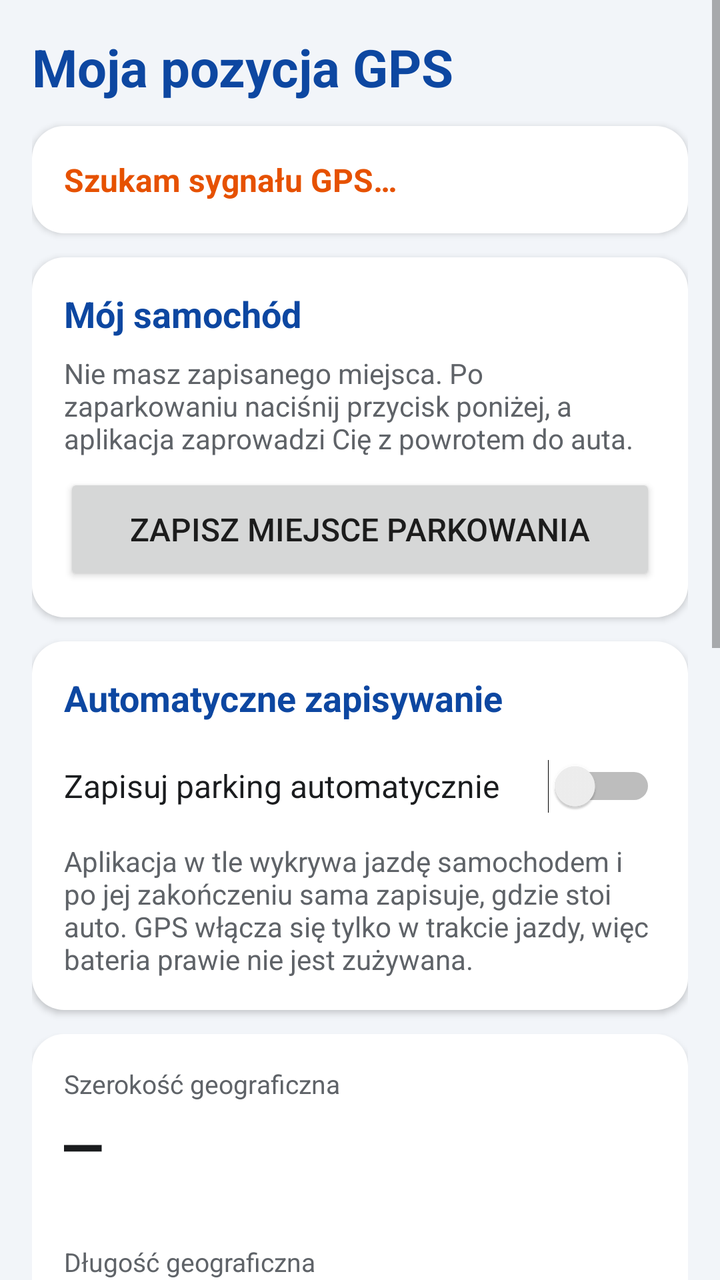
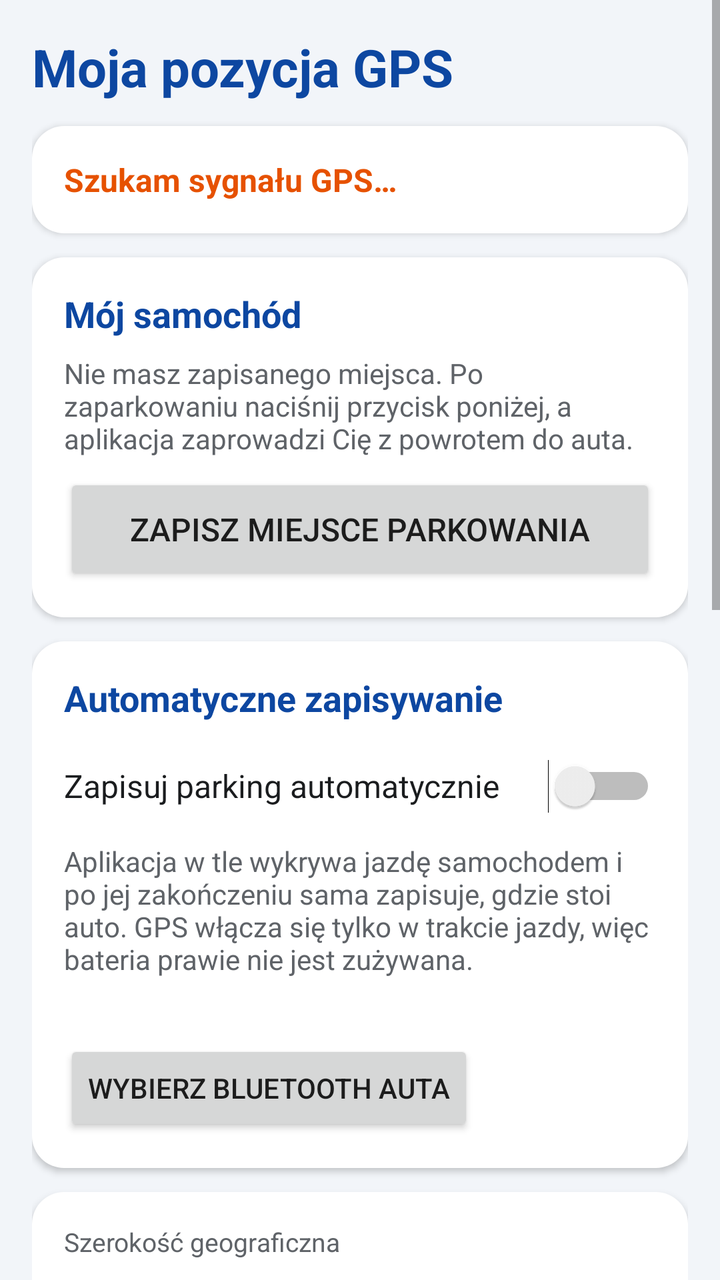

Compare the two renders of this Android layout. The source of the first and the diff that turns it into the second are given below.
<!-- AndroidManifest.xml: application theme AppTheme -->
<!-- res/layout/activity_main.xml -->
<?xml version="1.0" encoding="utf-8"?>
<ScrollView xmlns:android="http://schemas.android.com/apk/res/android"
    android:id="@+id/root"
    android:layout_width="match_parent"
    android:layout_height="match_parent"
    android:fillViewport="true">

    <LinearLayout
        android:layout_width="match_parent"
        android:layout_height="wrap_content"
        android:orientation="vertical"
        android:padding="16dp">

        <TextView
            android:layout_width="match_parent"
            android:layout_height="wrap_content"
            android:text="@string/app_name"
            android:textColor="@color/primary_dark"
            android:textSize="26sp"
            android:textStyle="bold" />

        
        <LinearLayout style="@style/Card">

            <TextView
                android:id="@+id/status"
                android:layout_width="match_parent"
                android:layout_height="wrap_content"
                android:text="@string/status_waiting"
                android:textColor="@color/warn"
                android:textSize="16sp"
                android:textStyle="bold" />

            <Button
                android:id="@+id/actionButton"
                android:layout_width="wrap_content"
                android:layout_height="wrap_content"
                android:layout_marginTop="8dp"
                android:visibility="gone" />
        </LinearLayout>

        
        <LinearLayout style="@style/Card">

            <TextView
                android:layout_width="match_parent"
                android:layout_height="wrap_content"
                android:text="@string/parking_title"
                android:textColor="@color/primary_dark"
                android:textSize="18sp"
                android:textStyle="bold" />

            
            <LinearLayout
                android:id="@+id/parkingEmpty"
                android:layout_width="match_parent"
                android:layout_height="wrap_content"
                android:orientation="vertical">

                <TextView
                    android:layout_width="match_parent"
                    android:layout_height="wrap_content"
                    android:layout_marginTop="8dp"
                    android:text="@string/parking_empty"
                    android:textColor="@color/text_secondary"
                    android:textSize="14sp" />

                <Button
                    android:id="@+id/btnSaveParking"
                    android:layout_width="match_parent"
                    android:layout_height="wrap_content"
                    android:layout_marginTop="8dp"
                    android:minHeight="56dp"
                    android:text="@string/parking_save"
                    android:textSize="16sp" />
            </LinearLayout>

            
            <LinearLayout
                android:id="@+id/parkingSaved"
                android:layout_width="match_parent"
                android:layout_height="wrap_content"
                android:orientation="vertical"
                android:visibility="gone">

                <LinearLayout
                    android:layout_width="match_parent"
                    android:layout_height="wrap_content"
                    android:layout_marginTop="12dp"
                    android:gravity="center_vertical"
                    android:orientation="horizontal">

                    <pl.gps.pozycja.ArrowView
                        android:id="@+id/parkingArrow"
                        android:layout_width="120dp"
                        android:layout_height="120dp" />

                    <LinearLayout
                        android:layout_width="0dp"
                        android:layout_height="wrap_content"
                        android:layout_marginStart="16dp"
                        android:layout_weight="1"
                        android:orientation="vertical">

                        <TextView
                            android:id="@+id/parkingDistance"
                            android:layout_width="match_parent"
                            android:layout_height="wrap_content"
                            android:text="—"
                            android:textColor="@color/text_primary"
                            android:textSize="34sp"
                            android:textStyle="bold" />

                        <TextView
                            android:id="@+id/parkingDirection"
                            android:layout_width="match_parent"
                            android:layout_height="wrap_content"
                            android:textColor="@color/text_primary"
                            android:textSize="16sp" />
                    </LinearLayout>
                </LinearLayout>

                <TextView
                    android:id="@+id/parkingCompassHint"
                    android:layout_width="match_parent"
                    android:layout_height="wrap_content"
                    android:layout_marginTop="8dp"
                    android:textColor="@color/text_secondary"
                    android:textSize="13sp" />

                <TextView
                    android:id="@+id/parkingNote"
                    android:layout_width="match_parent"
                    android:layout_height="wrap_content"
                    android:layout_marginTop="12dp"
                    android:textColor="@color/text_primary"
                    android:textSize="17sp"
                    android:textStyle="bold"
                    android:visibility="gone" />

                <TextView
                    android:id="@+id/parkingSavedAt"
                    android:layout_width="match_parent"
                    android:layout_height="wrap_content"
                    android:layout_marginTop="8dp"
                    android:textColor="@color/text_primary"
                    android:textSize="15sp" />

                <TextView
                    android:id="@+id/parkingSavedAccuracy"
                    android:layout_width="match_parent"
                    android:layout_height="wrap_content"
                    android:textColor="@color/text_secondary"
                    android:textSize="13sp" />

                <LinearLayout
                    android:layout_width="match_parent"
                    android:layout_height="wrap_content"
                    android:layout_marginTop="12dp"
                    android:orientation="horizontal">

                    <Button
                        android:id="@+id/btnNavigate"
                        android:layout_width="0dp"
                        android:layout_height="wrap_content"
                        android:layout_weight="1"
                        android:text="@string/parking_navigate" />

                    <Button
                        android:id="@+id/btnSaveHere"
                        android:layout_width="0dp"
                        android:layout_height="wrap_content"
                        android:layout_weight="1.2"
                        android:text="@string/parking_save_here" />

                    <Button
                        android:id="@+id/btnDeleteParking"
                        android:layout_width="0dp"
                        android:layout_height="wrap_content"
                        android:layout_weight="1"
                        android:text="@string/parking_delete" />
                </LinearLayout>
            </LinearLayout>
        </LinearLayout>

        
        <LinearLayout style="@style/Card">

            <TextView
                android:layout_width="match_parent"
                android:layout_height="wrap_content"
                android:text="@string/auto_title"
                android:textColor="@color/primary_dark"
                android:textSize="18sp"
                android:textStyle="bold" />

            <Switch
                android:id="@+id/autoSwitch"
                android:layout_width="match_parent"
                android:layout_height="wrap_content"
                android:layout_marginTop="8dp"
                android:minHeight="48dp"
                android:text="@string/auto_switch"
                android:textColor="@color/text_primary"
                android:textSize="16sp" />

            <TextView
                android:id="@+id/autoStatus"
                android:layout_width="match_parent"
                android:layout_height="wrap_content"
                android:layout_marginTop="4dp"
                android:text="@string/auto_desc"
                android:textColor="@color/text_secondary"
                android:textSize="14sp" />

            <TextView
                android:id="@+id/autoBatteryHint"
                android:layout_width="match_parent"
                android:layout_height="wrap_content"
                android:layout_marginTop="8dp"
                android:text="@string/auto_battery_hint"
                android:textColor="@color/text_secondary"
                android:textSize="13sp"
                android:visibility="gone" />

            <Button
                android:id="@+id/autoBatteryButton"
                android:layout_width="wrap_content"
                android:layout_height="wrap_content"
                android:text="@string/auto_battery_button"
                android:visibility="gone" />
        </LinearLayout>

        
        <LinearLayout style="@style/Card">

            <TextView
                style="@style/Label"
                android:layout_marginTop="0dp"
                android:text="@string/latitude" />

            <TextView
                android:id="@+id/latitude"
                style="@style/BigValue"
                android:text="—" />

            <TextView
                android:id="@+id/latitudeDms"
                style="@style/SmallValue"
                android:textColor="@color/text_secondary"
                android:textSize="14sp" />

            <TextView
                style="@style/Label"
                android:text="@string/longitude" />

            <TextView
                android:id="@+id/longitude"
                style="@style/BigValue"
                android:text="—" />

            <TextView
                android:id="@+id/longitudeDms"
                style="@style/SmallValue"
                android:textColor="@color/text_secondary"
                android:textSize="14sp" />

            <LinearLayout
                android:layout_width="match_parent"
                android:layout_height="wrap_content"
                android:layout_marginTop="12dp"
                android:orientation="horizontal">

                <Button
                    android:id="@+id/btnMaps"
                    android:layout_width="0dp"
                    android:layout_height="wrap_content"
                    android:layout_weight="1.3"
                    android:text="@string/open_maps" />

                <Button
                    android:id="@+id/btnCopy"
                    android:layout_width="0dp"
                    android:layout_height="wrap_content"
                    android:layout_weight="1"
                    android:text="@string/copy" />

                <Button
                    android:id="@+id/btnShare"
                    android:layout_width="0dp"
                    android:layout_height="wrap_content"
                    android:layout_weight="1.1"
                    android:text="@string/share" />
            </LinearLayout>
        </LinearLayout>

        
        <LinearLayout style="@style/Card">

            <TextView
                style="@style/Label"
                android:layout_marginTop="0dp"
                android:text="@string/accuracy" />

            <TextView
                android:id="@+id/accuracy"
                style="@style/SmallValue"
                android:text="—" />

            <TextView
                style="@style/Label"
                android:text="@string/altitude" />

            <TextView
                android:id="@+id/altitude"
                style="@style/SmallValue"
                android:text="—" />

            <TextView
                style="@style/Label"
                android:text="@string/speed" />

            <TextView
                android:id="@+id/speed"
                style="@style/SmallValue"
                android:text="—" />

            <TextView
                style="@style/Label"
                android:text="@string/bearing" />

            <TextView
                android:id="@+id/bearing"
                style="@style/SmallValue"
                android:text="—" />

            <TextView
                style="@style/Label"
                android:text="@string/satellites" />

            <TextView
                android:id="@+id/satellites"
                style="@style/SmallValue"
                android:text="—" />

            <TextView
                style="@style/Label"
                android:text="@string/source" />

            <TextView
                android:id="@+id/provider"
                style="@style/SmallValue"
                android:text="—" />

            <TextView
                style="@style/Label"
                android:text="@string/fix_time" />

            <TextView
                android:id="@+id/fixTime"
                style="@style/SmallValue"
                android:text="—" />
        </LinearLayout>
        <Button
            android:id="@+id/btnDiagnostics"
            style="?android:attr/borderlessButtonStyle"
            android:layout_width="wrap_content"
            android:layout_height="wrap_content"
            android:layout_gravity="center_horizontal"
            android:layout_marginTop="8dp"
            android:text="@string/diag_title"
            android:textColor="@color/text_secondary" />
    </LinearLayout>
</ScrollView>
<!-- resources referenced by this layout -->
<resources>
  <color name="primary_dark">#0D47A1</color>
  <color name="text_primary">#1A1C1E</color>
  <color name="text_secondary">#5F6368</color>
  <color name="warn">#E65100</color>
  <string name="accuracy">Dokładność</string>
  <string name="altitude">Wysokość</string>
  <string name="app_name">Moja pozycja GPS</string>
  <string name="auto_battery_button">Wyłącz optymalizację baterii</string>
  <string name="auto_battery_hint">Niektóre telefony (np. Xiaomi, Huawei, Samsung) usypiają aplikacje w tle. Jeśli parking się nie zapisuje, wyłącz dla niej optymalizację baterii.</string>
  <string name="auto_desc">Aplikacja w tle wykrywa jazdę samochodem i po jej zakończeniu sama zapisuje, gdzie stoi auto. GPS włącza się tylko w trakcie jazdy, więc bateria prawie nie jest zużywana.</string>
  <string name="auto_switch">Zapisuj parking automatycznie</string>
  <string name="auto_title">Automatyczne zapisywanie</string>
  <string name="bearing">Kierunek</string>
  <string name="copy">Kopiuj</string>
  <string name="diag_title">Diagnostyka</string>
  <string name="fix_time">Czas pomiaru</string>
  <string name="latitude">Szerokość geograficzna</string>
  <string name="longitude">Długość geograficzna</string>
  <string name="open_maps">Otwórz w mapach</string>
  <string name="parking_delete">Usuń</string>
  <string name="parking_empty">Nie masz zapisanego miejsca. Po zaparkowaniu naciśnij przycisk poniżej, a aplikacja zaprowadzi Cię z powrotem do auta.</string>
  <string name="parking_navigate">Prowadź</string>
  <string name="parking_save">Zapisz miejsce parkowania</string>
  <string name="parking_save_here">Zapisz tutaj</string>
  <string name="parking_title">Mój samochód</string>
  <string name="satellites">Satelity (używane / widoczne)</string>
  <string name="share">Udostępnij</string>
  <string name="source">Źródło</string>
  <string name="speed">Prędkość</string>
  <string name="status_waiting">Szukam sygnału GPS…</string>
  <style name="BigValue">
          <item name="android:layout_width">match_parent</item>
          <item name="android:layout_height">wrap_content</item>
          <item name="android:textSize">30sp</item>
          <item name="android:textStyle">bold</item>
          <item name="android:fontFamily">monospace</item>
          <item name="android:textColor">@color/text_primary</item>
          <item name="android:textIsSelectable">true</item>
      </style>
  <style name="Card">
          <item name="android:layout_width">match_parent</item>
          <item name="android:layout_height">wrap_content</item>
          <item name="android:orientation">vertical</item>
          <item name="android:background">@drawable/card_bg</item>
          <item name="android:padding">16dp</item>
          <item name="android:layout_marginTop">12dp</item>
          <item name="android:elevation">2dp</item>
      </style>
  <style name="Label">
          <item name="android:layout_width">match_parent</item>
          <item name="android:layout_height">wrap_content</item>
          <item name="android:textSize">13sp</item>
          <item name="android:textColor">@color/text_secondary</item>
          <item name="android:layout_marginTop">12dp</item>
      </style>
  <style name="SmallValue">
          <item name="android:layout_width">match_parent</item>
          <item name="android:layout_height">wrap_content</item>
          <item name="android:textSize">18sp</item>
          <item name="android:textColor">@color/text_primary</item>
      </style>
  <!-- drawable card_bg (drawable) -->
  <?xml version="1.0" encoding="utf-8"?>
  <shape xmlns:android="http://schemas.android.com/apk/res/android" android:shape="rectangle">
      <solid android:color="@color/card" />
      <corners android:radius="16dp" />
  </shape>
  <color name="primary">#1565C0</color>
  <color name="background">#F2F5F9</color>
  <color name="card">#FFFFFF</color>
  <!-- unchanged entries left out for length: 1 -->
</resources>

<!-- the commit's change to res/layout/activity_main.xml (unified diff, before → after) -->
@@ -121,6 +121,16 @@
                 </LinearLayout>
 
                 <TextView
+                    android:id="@+id/parkingAddress"
+                    android:layout_width="match_parent"
+                    android:layout_height="wrap_content"
+                    android:layout_marginTop="8dp"
+                    android:textColor="@color/text_primary"
+                    android:textIsSelectable="true"
+                    android:textSize="16sp"
+                    android:visibility="gone" />
+
+                <TextView
                     android:id="@+id/parkingCompassHint"
                     android:layout_width="match_parent"
                     android:layout_height="wrap_content"
@@ -214,6 +224,20 @@
                 android:textSize="14sp" />
 
             <TextView
+                android:id="@+id/autoBtDevices"
+                android:layout_width="match_parent"
+                android:layout_height="wrap_content"
+                android:layout_marginTop="12dp"
+                android:textColor="@color/text_primary"
+                android:textSize="14sp" />
+
+            <Button
+                android:id="@+id/autoBtChoose"
+                android:layout_width="wrap_content"
+                android:layout_height="wrap_content"
+                android:text="@string/bt_choose" />
+
+            <TextView
                 android:id="@+id/autoBatteryHint"
                 android:layout_width="match_parent"
                 android:layout_height="wrap_content"
@@ -361,14 +385,28 @@
                 style="@style/SmallValue"
                 android:text="—" />
         </LinearLayout>
-        <Button
-            android:id="@+id/btnDiagnostics"
-            style="?android:attr/borderlessButtonStyle"
+        <LinearLayout
             android:layout_width="wrap_content"
             android:layout_height="wrap_content"
             android:layout_gravity="center_horizontal"
             android:layout_marginTop="8dp"
-            android:text="@string/diag_title"
-            android:textColor="@color/text_secondary" />
+            android:orientation="horizontal">
+
+            <Button
+                android:id="@+id/btnHistory"
+                style="?android:attr/borderlessButtonStyle"
+                android:layout_width="wrap_content"
+                android:layout_height="wrap_content"
+                android:text="@string/history_title"
+                android:textColor="@color/primary" />
+
+            <Button
+                android:id="@+id/btnDiagnostics"
+                style="?android:attr/borderlessButtonStyle"
+                android:layout_width="wrap_content"
+                android:layout_height="wrap_content"
+                android:text="@string/diag_title"
+                android:textColor="@color/text_secondary" />
+        </LinearLayout>
     </LinearLayout>
 </ScrollView>
<!-- resource entries referenced after the edit -->
@@ -13,9 +13,11 @@
   <string name="auto_switch">Zapisuj parking automatycznie</string>
   <string name="auto_title">Automatyczne zapisywanie</string>
   <string name="bearing">Kierunek</string>
+  <string name="bt_choose">Wybierz Bluetooth auta</string>
   <string name="copy">Kopiuj</string>
   <string name="diag_title">Diagnostyka</string>
   <string name="fix_time">Czas pomiaru</string>
+  <string name="history_title">Historia parkowań</string>
   <string name="latitude">Szerokość geograficzna</string>
   <string name="longitude">Długość geograficzna</string>
   <string name="open_maps">Otwórz w mapach</string>
